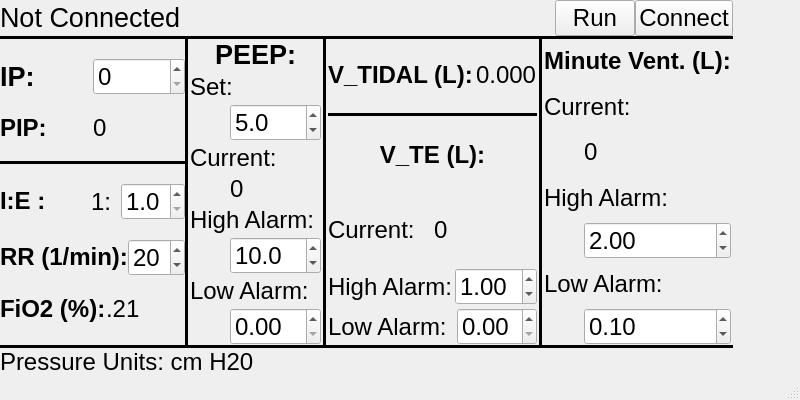
First picture: the form in raspi/vent_gui.ui, repository bruno2-ventilator/bruno2, before the edit.
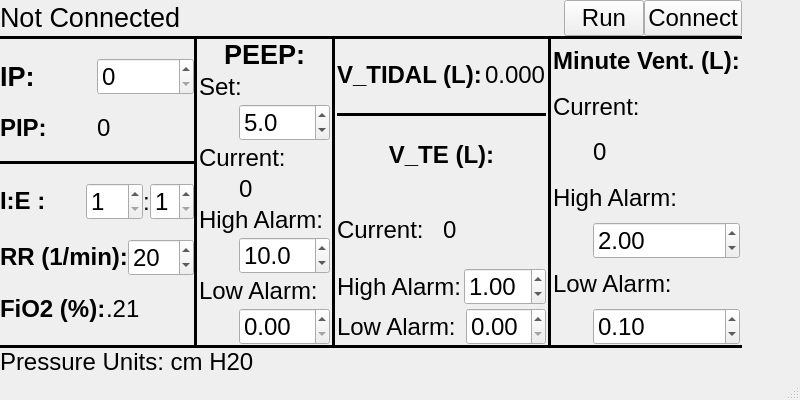
Second picture: the form after the edit.

Commit message: Added initial settings and timeout between first messages

The edit to the form file:
```diff
--- a/raspi/vent_gui.ui
+++ b/raspi/vent_gui.ui
@@ -35,7 +35,7 @@
       <height>392</height>
      </rect>
     </property>
-    <layout class="QVBoxLayout" name="verticalLayout_4" stretch="1,1,1,1,1">
+    <layout class="QVBoxLayout" name="verticalLayout_4" stretch="0,1,1,1,1">
      <property name="spacing">
       <number>0</number>
      </property>
@@ -273,7 +273,7 @@
              </widget>
             </item>
             <item>
-             <layout class="QHBoxLayout" name="horizontalLayout_14" stretch="3,1,2">
+             <layout class="QHBoxLayout" name="horizontalLayout_14" stretch="3,0,0,0,2">
               <property name="spacing">
                <number>0</number>
               </property>
@@ -298,14 +298,51 @@
                </widget>
               </item>
               <item>
-               <widget class="QLabel" name="label_16">
+               <spacer name="horizontalSpacer">
+                <property name="orientation">
+                 <enum>Qt::Horizontal</enum>
+                </property>
+                <property name="sizeType">
+                 <enum>QSizePolicy::Fixed</enum>
+                </property>
+                <property name="sizeHint" stdset="0">
+                 <size>
+                  <width>40</width>
+                  <height>20</height>
+                 </size>
+                </property>
+               </spacer>
+              </item>
+              <item>
+               <widget class="QDoubleSpinBox" name="inhale_set_entry">
+                <property name="font">
+                 <font>
+                  <pointsize>18</pointsize>
+                 </font>
+                </property>
+                <property name="decimals">
+                 <number>0</number>
+                </property>
+                <property name="minimum">
+                 <double>1.000000000000000</double>
+                </property>
+                <property name="maximum">
+                 <double>10.000000000000000</double>
+                </property>
+                <property name="singleStep">
+                 <double>1.000000000000000</double>
+                </property>
+               </widget>
+              </item>
+              <item>
+               <widget class="QLabel" name="label">
                 <property name="font">
                  <font>
                   <pointsize>18</pointsize>
                  </font>
                 </property>
                 <property name="text">
-                 <string>1:</string>
+                 <string>:</string>
                 </property>
                </widget>
               </item>
@@ -317,13 +354,13 @@
                  </font>
                 </property>
                 <property name="decimals">
-                 <number>1</number>
+                 <number>0</number>
                 </property>
                 <property name="minimum">
                  <double>1.000000000000000</double>
                 </property>
                 <property name="maximum">
-                 <double>3.000000000000000</double>
+                 <double>4.000000000000000</double>
                 </property>
                 <property name="singleStep">
                  <double>0.500000000000000</double>
```
Left out of the diff: 4 changed lines with no effect on the pictures. The commit also changes 1 other file.
